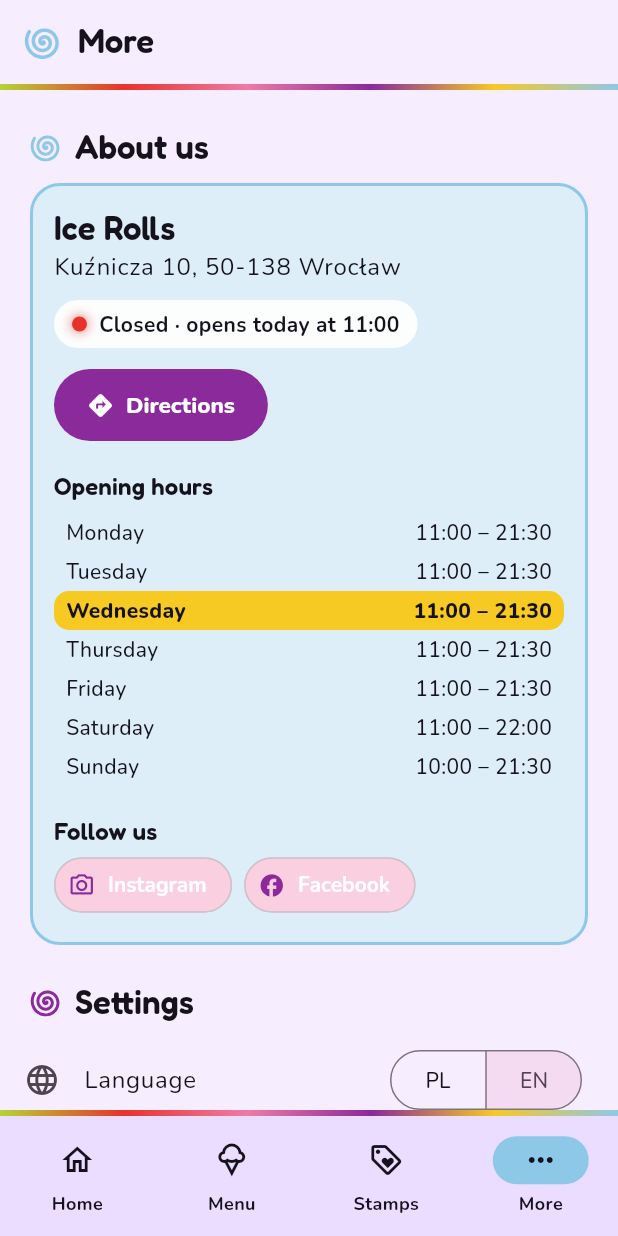
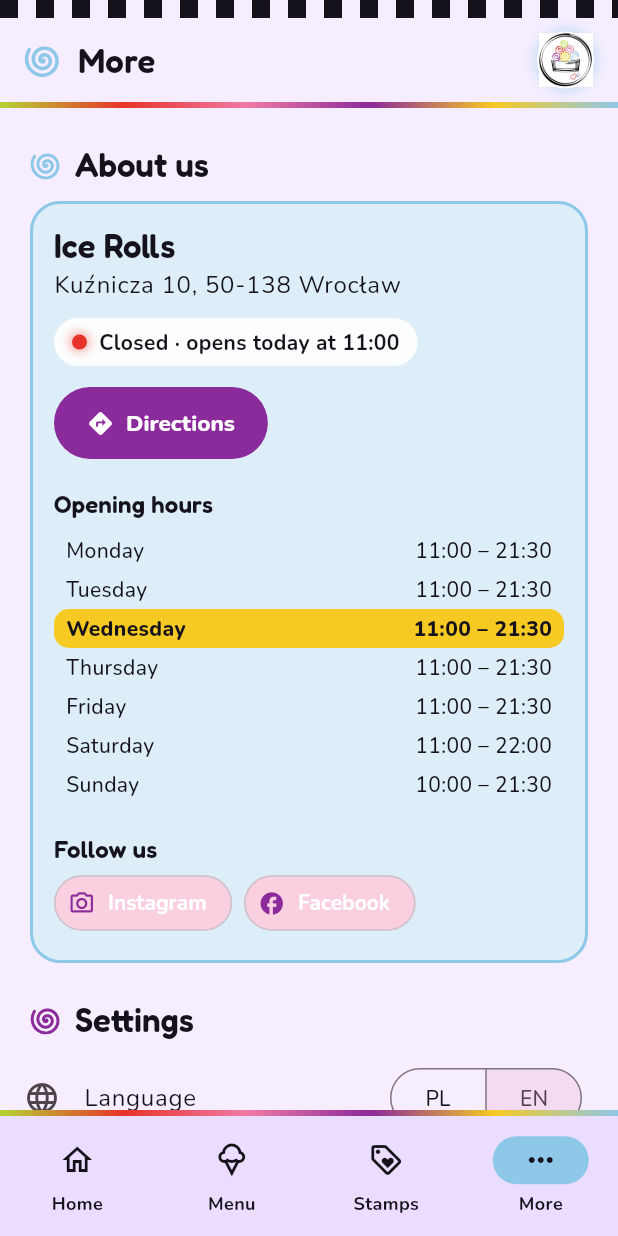
Before and after one commit to Przepiores/Rollls, a Flutter app: the MoreScreen screen opened by its route, after a tap on "EN", on a phone screen of 412 x 824 dp. Run offline on Flutter 3.47's test engine with Material 3 defaults, Android fonts, the phone set to English and light mode, and no system bars; our stand-ins replace flutter_riverpod, go_router, google_fonts, qr_flutter; generated files the repository leaves out were written again.

Commit message:
Płynne przejścia zakładek, wspólny nagłówek, ikona aplikacji i spójne ramki kart
- Zakładki przenikają się i lekko przesuwają (BranchTransition) zamiast skakać.
- Jeden nagłówek nad wszystkimi zakładkami: szachownica, tytuł ze spiralką,
  małe logo i tęczowy pasek; przy przełączaniu zmienia się tylko tytuł i kolor.
- Ikona aplikacji z logo Ice Rolls na Androida (też adaptacyjna), iOS i web,
  generowana skryptem tool/generate_icons.py.
- Karty promocji mają tę samą ramkę co banery menu (3 px, promień 24, poświata),
  karty z treścią wspólną ramkę outlinedCard (2 px, promień 20).

Co-Authored-By: Claude Opus 5.5 <noreply@anthropic.com>
Claude-Session: https://claude.ai/code/session_01JaDu193jVP3ofEhzzYw772

```diff
--- a/lib/app.dart
+++ b/lib/app.dart
@@ -12,13 +12,16 @@ import 'screens/shell.dart';
 import 'screens/stamps_screen.dart';
 import 'state.dart';
 import 'theme.dart';
+import 'widgets/branch_transition.dart';
 import 'widgets/intro_splash.dart';
 
 GoRouter _buildRouter() => GoRouter(
   initialLocation: '/',
   routes: [
-    StatefulShellRoute.indexedStack(
+    StatefulShellRoute(
       builder: (_, _, shell) => AppShell(shell: shell),
+      navigatorContainerBuilder: (_, shell, children) =>
+          BranchTransition(currentIndex: shell.currentIndex, children: children),
       branches: [
         StatefulShellBranch(
           routes: [GoRoute(path: '/', builder: (_, _) => const HomeScreen())],
--- a/lib/screens/home_screen.dart
+++ b/lib/screens/home_screen.dart
@@ -11,7 +11,6 @@ import '../data/shop_data.dart';
 import '../l10n/app_localizations.dart';
 import '../state.dart';
 import '../theme.dart';
-import '../widgets/checker.dart';
 import '../widgets/common.dart';
 import '../widgets/stamp_card.dart';
 import '../widgets/swirl.dart';
@@ -29,20 +28,17 @@ class HomeScreen extends ConsumerWidget {
     final news = menuItems.where((i) => i.badges.contains(MenuBadge.isNew)).toList();
     final text = Theme.of(context).textTheme;
 
-    return SafeArea(
-      bottom: false,
-      child: ListView(
+    return ListView(
       padding: const EdgeInsets.only(bottom: 24),
       children: [
-          const CheckerBand(),
-          const RainbowStripe(),
         _GlassHero(greeting: l.greeting(session != null ? ', ${session.name}' : ''), tagline: l.tagline),
         SectionTitle(l.promotions, color: RollColors.lime),
         SizedBox(
-            height: 280,
+          height: 300,
           child: ListView.separated(
             scrollDirection: Axis.horizontal,
-              padding: const EdgeInsets.symmetric(horizontal: 20),
+            // Miejsce na neonową poświatę wokół kart.
+            padding: const EdgeInsets.symmetric(horizontal: 20, vertical: 10),
             itemCount: promotions.length,
             separatorBuilder: (_, _) => const SizedBox(width: 12),
             itemBuilder: (_, i) => _PromoCard(promo: promotions[i], locale: locale),
@@ -60,6 +56,7 @@ class HomeScreen extends ConsumerWidget {
             child: session == null
                 ? Card(
                     color: tint(context, RollColors.yellow, light: 0.45, dark: 0.35),
+                    shape: outlinedCard(RollColors.yellow),
                     child: ListTile(
                       contentPadding: const EdgeInsets.all(16),
                       leading: const Icon(Icons.loyalty, size: 32),
@@ -90,6 +87,8 @@ class HomeScreen extends ConsumerWidget {
             padding: const EdgeInsets.fromLTRB(20, 0, 20, 10),
             child: Card(
               color: tint(context, categories.firstWhere((c) => c.id == item.categoryId).color),
+              shape: outlinedCard(categories.firstWhere((c) => c.id == item.categoryId).color),
+              clipBehavior: Clip.antiAlias,
               child: ListTile(
                 contentPadding: const EdgeInsets.all(10),
                 leading: SizedBox.square(
@@ -108,7 +107,6 @@ class HomeScreen extends ConsumerWidget {
             ),
           ),
       ],
-      ),
     );
   }
 }
@@ -289,8 +287,9 @@ class _PromoCard extends StatelessWidget {
           end: Alignment.bottomRight,
           colors: [promo.color, Color.lerp(promo.color, Colors.white, 0.45)!],
         ),
-        borderRadius: BorderRadius.circular(22),
+        borderRadius: BorderRadius.circular(24),
         border: Border.all(color: promo.color, width: 3),
+        boxShadow: neonGlow(promo.color),
       ),
       clipBehavior: Clip.antiAlias,
       child: Stack(
--- a/lib/screens/menu_screen.dart
+++ b/lib/screens/menu_screen.dart
@@ -3,7 +3,6 @@ import 'package:flutter_riverpod/flutter_riverpod.dart';
 
 import '../data/models.dart';
 import '../data/menu_data.dart';
-import '../l10n/app_localizations.dart';
 import '../state.dart';
 import '../theme.dart';
 import '../widgets/common.dart';
@@ -21,13 +20,11 @@ class _MenuScreenState extends ConsumerState<MenuScreen> {
 
   @override
   Widget build(BuildContext context) {
-    final l = AppLocalizations.of(context);
     final locale = ref.watch(localeProvider);
     final cat = categories.firstWhere((c) => c.id == _category);
     final items = menuItems.where((i) => i.categoryId == _category).toList();
 
     return Scaffold(
-      appBar: brandAppBar(context, l.tabMenu, color: cat.color),
       body: Column(
         children: [
           SizedBox(
@@ -188,10 +185,7 @@ class _GroupCard extends StatelessWidget {
     final text = Theme.of(context).textTheme;
     return Card(
       color: tint(context, color),
-      shape: RoundedRectangleBorder(
-        borderRadius: BorderRadius.circular(20),
-        side: BorderSide(color: color, width: 2),
-      ),
+      shape: outlinedCard(color),
       child: Padding(
         padding: const EdgeInsets.fromLTRB(14, 12, 14, 8),
         child: Column(
@@ -245,10 +239,7 @@ class _MenuTile extends StatelessWidget {
     final text = Theme.of(context).textTheme;
     return Card(
       color: tint(context, color),
-      shape: RoundedRectangleBorder(
-        borderRadius: BorderRadius.circular(20),
-        side: BorderSide(color: color, width: 2),
-      ),
+      shape: outlinedCard(color),
       clipBehavior: Clip.antiAlias,
       child: InkWell(
         onTap: onTap,
--- a/lib/screens/more_screen.dart
+++ b/lib/screens/more_screen.dart
@@ -27,7 +27,6 @@ class MoreScreen extends ConsumerWidget {
     final today = DateTime.now().weekday - 1;
 
     return Scaffold(
-      appBar: brandAppBar(context, l.tabMore, color: RollColors.sky),
       body: ListView(
         padding: const EdgeInsets.only(bottom: 24),
         children: [
@@ -36,10 +35,7 @@ class MoreScreen extends ConsumerWidget {
             padding: const EdgeInsets.symmetric(horizontal: 20),
             child: Card(
               color: tint(context, RollColors.sky, light: 0.3),
-              shape: RoundedRectangleBorder(
-                borderRadius: BorderRadius.circular(20),
-                side: const BorderSide(color: RollColors.sky, width: 2),
-              ),
+              shape: outlinedCard(RollColors.sky),
               child: Padding(
                 padding: const EdgeInsets.all(16),
                 child: Column(
--- a/lib/screens/shell.dart
+++ b/lib/screens/shell.dart
@@ -1,11 +1,12 @@
 import 'package:flutter/material.dart';
 import 'package:go_router/go_router.dart';
 
+import '../data/shop_data.dart';
 import '../l10n/app_localizations.dart';
 import '../theme.dart';
 import '../widgets/common.dart';
 
-/// Każda zakładka podświetla się kolorem innej rolki z logo.
+/// Każda zakładka podświetla się kolorem innej rolki z logo (pasek i spiralka w nagłówku).
 const _tabColors = [RollColors.lime, RollColors.pink, RollColors.yellow, RollColors.sky];
 
 class AppShell extends StatelessWidget {
@@ -15,14 +16,24 @@ class AppShell extends StatelessWidget {
   @override
   Widget build(BuildContext context) {
     final l = AppLocalizations.of(context);
+    final titles = [shop.name, l.tabMenu, l.tabStamps, l.tabMore];
+    final color = _tabColors[shell.currentIndex];
     return Scaffold(
-      body: shell,
+      body: Column(
+        children: [
+          BrandHeader(title: titles[shell.currentIndex], color: color),
+          // Nagłówek zajmuje już górną krawędź ekranu, więc zakładki nie dodają jej drugi raz.
+          Expanded(
+            child: MediaQuery.removePadding(context: context, removeTop: true, child: shell),
+          ),
+        ],
+      ),
       bottomNavigationBar: Column(
         mainAxisSize: MainAxisSize.min,
         children: [
           const RainbowStripe(height: 4),
           NavigationBar(
-            indicatorColor: _tabColors[shell.currentIndex],
+            indicatorColor: color,
             selectedIndex: shell.currentIndex,
             onDestinationSelected: (i) => shell.goBranch(i, initialLocation: i == shell.currentIndex),
             destinations: [
--- a/lib/screens/stamps_screen.dart
+++ b/lib/screens/stamps_screen.dart
@@ -4,7 +4,6 @@ import 'package:qr_flutter/qr_flutter.dart';
 
 import '../data/models.dart';
 import '../l10n/app_localizations.dart';
-import '../widgets/common.dart';
 import '../state.dart';
 import '../theme.dart';
 import '../widgets/stamp_card.dart';
@@ -15,12 +14,8 @@ class StampsScreen extends ConsumerWidget {
 
   @override
   Widget build(BuildContext context, WidgetRef ref) {
-    final l = AppLocalizations.of(context);
     final session = ref.watch(sessionProvider);
-    return Scaffold(
-      appBar: brandAppBar(context, l.tabStamps, color: RollColors.yellow),
-      body: session == null ? const _SignIn() : const _Card(),
-    );
+    return Scaffold(body: session == null ? const _SignIn() : const _Card());
   }
 }
 
--- /dev/null
+++ b/lib/widgets/branch_transition.dart
@@ -0,0 +1,101 @@
+import 'package:flutter/material.dart';
+
+/// Płynne przejście między zakładkami: stara zakładka znika i lekko odjeżdża,
+/// nowa pojawia się z kierunku, w którym leży na dolnym pasku.
+/// Wszystkie zakładki zostają w drzewie, więc zachowują przewinięcie i stan.
+class BranchTransition extends StatefulWidget {
+  const BranchTransition({super.key, required this.currentIndex, required this.children});
+  final int currentIndex;
+  final List<Widget> children;
+
+  @override
+  State<BranchTransition> createState() => _BranchTransitionState();
+}
+
+class _BranchTransitionState extends State<BranchTransition> with SingleTickerProviderStateMixin {
+  late final _controller = AnimationController(vsync: this, duration: const Duration(milliseconds: 320), value: 1);
+  int? _previous;
+
+  @override
+  void didUpdateWidget(BranchTransition old) {
+    super.didUpdateWidget(old);
+    if (old.currentIndex == widget.currentIndex) return;
+    if (MediaQuery.disableAnimationsOf(context)) {
+      _previous = null;
+      _controller.value = 1;
+      return;
+    }
+    _previous = old.currentIndex;
+    _controller.forward(from: 0).whenCompleteOrCancel(() {
+      if (mounted) setState(() => _previous = null);
+    });
+  }
+
+  @override
+  void dispose() {
+    _controller.dispose();
+    super.dispose();
+  }
+
+  @override
+  Widget build(BuildContext context) {
+    final current = widget.currentIndex;
+    final previous = _previous;
+    final dir = previous == null || current > previous ? 1.0 : -1.0;
+    const shift = 0.06;
+
+    Animation<double> curve(double begin, double end, Curve c) => CurvedAnimation(
+      parent: _controller,
+      curve: Interval(begin, end, curve: c),
+    );
+
+    return Stack(
+      fit: StackFit.expand,
+      children: [
+        for (var i = 0; i < widget.children.length; i++)
+          _branch(
+            visible: i == current || i == previous,
+            active: i == current,
+            opacity: switch (i) {
+              _ when i == current => curve(0.25, 1, Curves.easeOut),
+              _ when i == previous => ReverseAnimation(curve(0, 0.4, Curves.easeIn)),
+              _ => kAlwaysDismissedAnimation,
+            },
+            position: switch (i) {
+              _ when i == current => Tween(
+                begin: Offset(shift * dir, 0),
+                end: Offset.zero,
+              ).animate(curve(0, 1, Curves.easeOutCubic)),
+              _ when i == previous => Tween(
+                begin: Offset.zero,
+                end: Offset(-shift * dir, 0),
+              ).animate(curve(0, 0.4, Curves.easeIn)),
+              _ => const AlwaysStoppedAnimation(Offset.zero),
+            },
+            child: widget.children[i],
+          ),
+      ],
+    );
+  }
+
+  // Ta sama struktura dla każdej zakładki, żeby przy przełączaniu nie tracić ich stanu.
+  Widget _branch({
+    required bool visible,
+    required bool active,
+    required Animation<double> opacity,
+    required Animation<Offset> position,
+    required Widget child,
+  }) => Offstage(
+    offstage: !visible,
+    child: IgnorePointer(
+      ignoring: !active,
+      child: TickerMode(
+        enabled: visible,
+        child: FadeTransition(
+          opacity: opacity,
+          child: SlideTransition(position: position, child: child),
+        ),
+      ),
+    ),
+  );
+}
--- a/lib/widgets/common.dart
+++ b/lib/widgets/common.dart
@@ -3,6 +3,7 @@ import 'package:flutter/material.dart';
 import '../data/models.dart';
 import '../l10n/app_localizations.dart';
 import '../theme.dart';
+import 'checker.dart';
 import 'swirl.dart';
 
 class BadgeChip extends StatelessWidget {
@@ -84,6 +85,13 @@ class SectionTitle extends StatelessWidget {
   );
 }
 
+/// Ramka kart z treścią, ta sama na wszystkich ekranach (kolor rolki, 2 px, promień 20).
+/// Zdjęcia (banery, promocje) mają grubszą ramkę 3 px z neonową poświatą i promień 24.
+RoundedRectangleBorder outlinedCard(Color color) => RoundedRectangleBorder(
+  borderRadius: BorderRadius.circular(20),
+  side: BorderSide(color: color, width: 2),
+);
+
 /// Pasek tytułu z kolorową spiralką i tęczowym paskiem pod spodem.
 PreferredSizeWidget brandAppBar(BuildContext context, String title, {Color color = RollColors.pink}) => AppBar(
   title: Row(
@@ -95,3 +103,76 @@ PreferredSizeWidget brandAppBar(BuildContext context, String title, {Color color
   ),
   bottom: const PreferredSize(preferredSize: Size.fromHeight(4), child: RainbowStripe(height: 4)),
 );
+
+/// Wspólny nagłówek zakładek: szachownica, tytuł z kolorową spiralką i logo,
+/// tęczowy pasek. Stoi nad treścią zakładek, więc przy przełączaniu nic nie skacze,
+/// zmienia się tylko tytuł i kolor spiralki.
+class BrandHeader extends StatelessWidget {
+  const BrandHeader({super.key, required this.title, required this.color});
+  final String title;
+  final Color color;
+
+  static const _duration = Duration(milliseconds: 300);
+
+  @override
+  Widget build(BuildContext context) {
+    final theme = Theme.of(context);
+    return ColoredBox(
+      color: theme.colorScheme.surface,
+      child: SafeArea(
+        bottom: false,
+        child: Column(
+          mainAxisSize: MainAxisSize.min,
+          children: [
+            const CheckerBand(height: 12, cell: 12),
+            SizedBox(
+              height: 56,
+              child: Padding(
+                padding: const EdgeInsets.symmetric(horizontal: 16),
+                child: Row(
+                  children: [
+                    TweenAnimationBuilder<Color?>(
+                      tween: ColorTween(end: color),
+                      duration: _duration,
+                      builder: (_, c, _) => Swirl(color: c ?? color, size: 26),
+                    ),
+                    const SizedBox(width: 10),
+                    Expanded(
+                      child: AnimatedSwitcher(
+                        duration: _duration,
+                        // Stary tytuł znika, zanim pojawi się nowy, żeby się nie nakładały.
+                        switchInCurve: const Interval(0.4, 1, curve: Curves.easeOut),
+                        switchOutCurve: const Interval(0.6, 1, curve: Curves.easeIn),
+                        layoutBuilder: (current, previous) =>
+                            Stack(alignment: Alignment.centerLeft, children: [...previous, ?current]),
+                        child: Text(
+                          title,
+                          key: ValueKey(title),
+                          style: theme.appBarTheme.titleTextStyle,
+                          maxLines: 1,
+                          overflow: TextOverflow.ellipsis,
+                        ),
+                      ),
+                    ),
+                    Container(
+                      width: 38,
+                      height: 38,
+                      padding: const EdgeInsets.all(1),
+                      decoration: BoxDecoration(
+                        color: Colors.white,
+                        shape: BoxShape.circle,
+                        boxShadow: neonGlow(color, blur: 8),
+                      ),
+                      child: Image.asset('assets/images/logo_emblem.png', semanticLabel: 'Ice Rolls'),
+                    ),
+                  ],
+                ),
+              ),
+            ),
+            const RainbowStripe(height: 4),
+          ],
+        ),
+      ),
+    );
+  }
+}
```
Also changed, not shown: assets/images/logo_emblem.png (added), 34 other files. Lines whose indentation alone changed are shown as unchanged.
